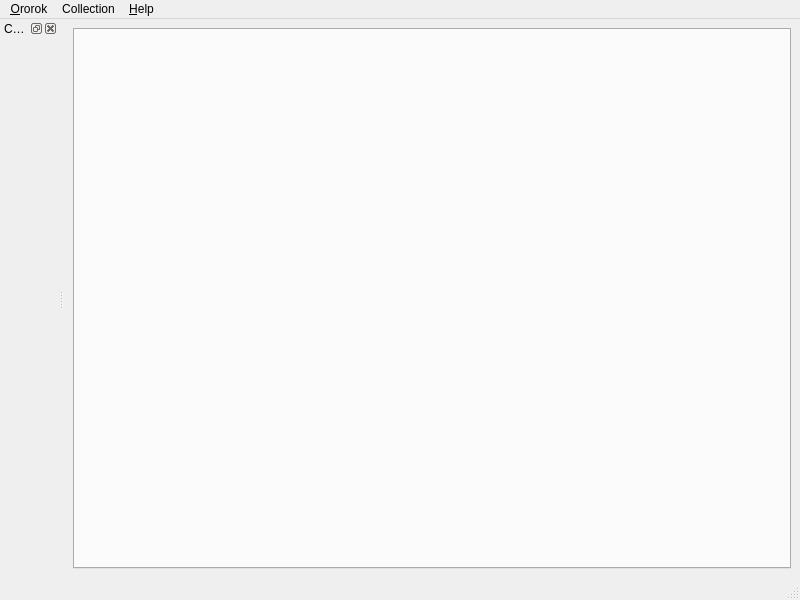
Qt form src/mainwindow.ui (sigsergv/ororok) before a commit.
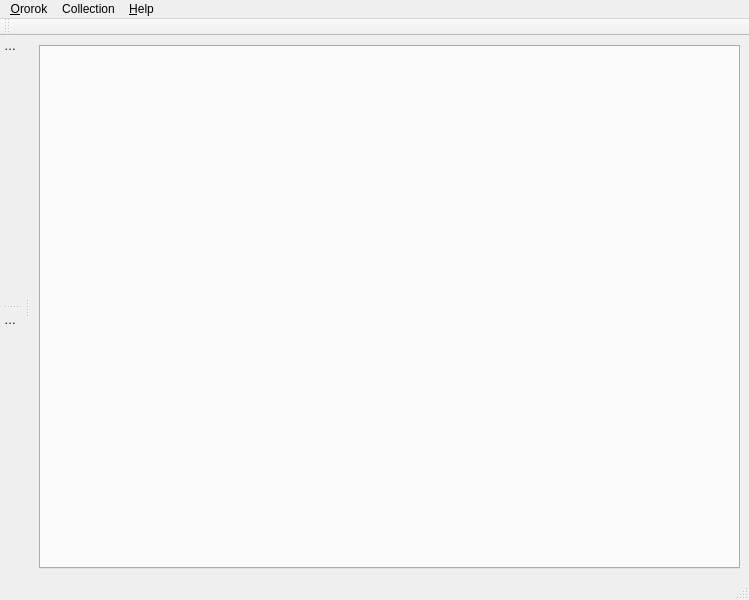
The same form after that commit.

Commit message: Fixed playlist population code. Added playback control toolbar.

Patch:
```diff
--- a/src/mainwindow.ui
+++ b/src/mainwindow.ui
@@ -6,7 +6,7 @@
    <rect>
     <x>0</x>
     <y>0</y>
-    <width>800</width>
+    <width>749</width>
     <height>600</height>
    </rect>
   </property>
@@ -14,7 +14,7 @@
    <string>MainWindow</string>
   </property>
   <widget class="QWidget" name="centralwidget">
-   <layout class="QVBoxLayout" name="verticalLayout">
+   <layout class="QHBoxLayout" name="horizontalLayout">
     <item>
      <widget class="QTabWidget" name="playlistTabs">
       <property name="tabShape">
@@ -29,7 +29,7 @@
     <rect>
      <x>0</x>
      <y>0</y>
-     <width>800</width>
+     <width>749</width>
      <height>23</height>
     </rect>
    </property>
@@ -58,6 +58,9 @@
   </widget>
   <widget class="QStatusBar" name="statusbar"/>
   <widget class="QDockWidget" name="collectionDock">
+   <property name="features">
+    <set>QDockWidget::DockWidgetMovable</set>
+   </property>
    <property name="windowTitle">
     <string>Collection</string>
    </property>
@@ -66,6 +69,29 @@
    </attribute>
    <widget class="QWidget" name="dockWidgetContents"/>
   </widget>
+  <widget class="QDockWidget" name="contextDock">
+   <property name="features">
+    <set>QDockWidget::DockWidgetMovable</set>
+   </property>
+   <property name="windowTitle">
+    <string>Context</string>
+   </property>
+   <attribute name="dockWidgetArea">
+    <number>1</number>
+   </attribute>
+   <widget class="QWidget" name="dockWidgetContents_2"/>
+  </widget>
+  <widget class="QToolBar" name="playControlsToolbar">
+   <property name="windowTitle">
+    <string>Playback controls</string>
+   </property>
+   <attribute name="toolBarArea">
+    <enum>TopToolBarArea</enum>
+   </attribute>
+   <attribute name="toolBarBreak">
+    <bool>false</bool>
+   </attribute>
+  </widget>
   <action name="actionQuit">
    <property name="text">
     <string>Quit</string>
```
The commit also changes 10 other files.
